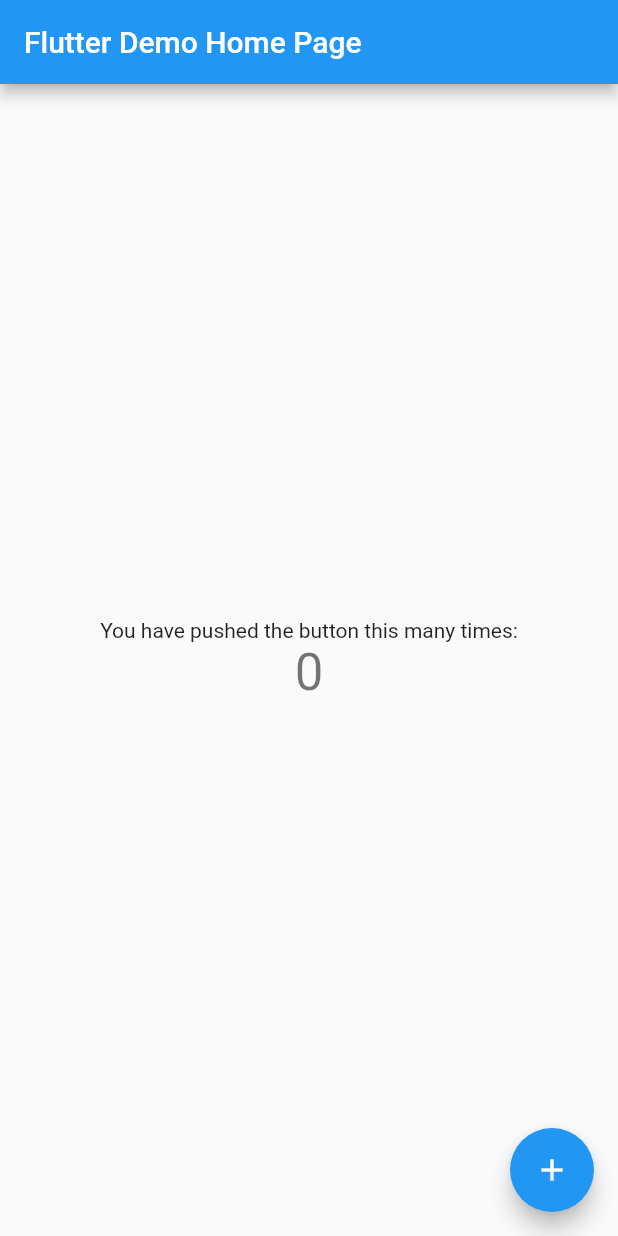
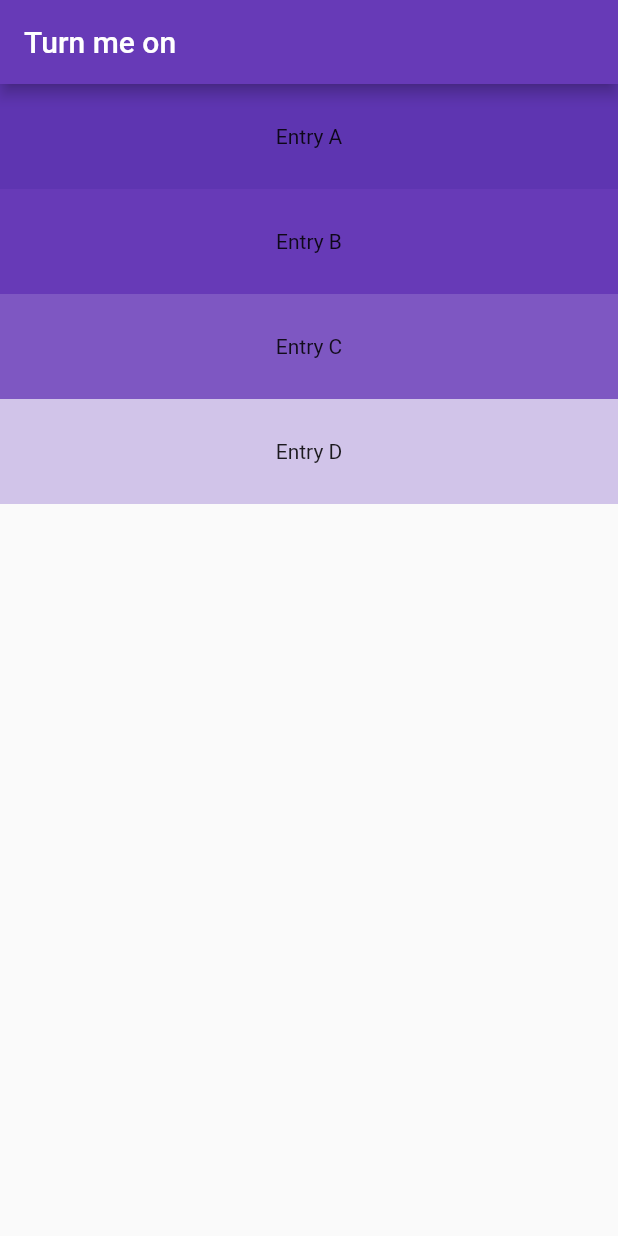
Before and after one commit to Neamar/turn_me_on, a Flutter app: the screen it shows after launch, on a phone screen of 412 x 824 dp. Run offline on Flutter 3.47's test engine with Material 2 defaults, Android fonts, the phone set to English and light mode, and no system bars.

Commit message:
Start work on Flutter

```diff
--- a/lib/main.dart
+++ b/lib/main.dart
@@ -9,103 +9,57 @@
     return MaterialApp(
       title: 'Flutter Demo',
       theme: ThemeData(
-        // This is the theme of your application.
-        //
-        // Try running your application with "flutter run". You'll see the
-        // application has a blue toolbar. Then, without quitting the app, try
-        // changing the primarySwatch below to Colors.green and then invoke
-        // "hot reload" (press "r" in the console where you ran "flutter run",
-        // or simply save your changes to "hot reload" in a Flutter IDE).
-        // Notice that the counter didn't reset back to zero; the application
-        // is not restarted.
-        primarySwatch: Colors.blue,
+        primarySwatch: Colors.deepPurple,
       ),
-      home: MyHomePage(title: 'Flutter Demo Home Page'),
+      home: Scaffold(
+        appBar: AppBar(
+          title: Text("Turn me on"),
+        ),
+        body: Level(toggles: 'TTT∀', initialState: '0000'),
+      ),
     );
   }
 }
 
-class MyHomePage extends StatefulWidget {
-  MyHomePage({Key key, this.title}) : super(key: key);
+class Level extends StatefulWidget {
+  Level({Key key, this.toggles, this.initialState}) : super(key: key);
 
-  // This widget is the home page of your application. It is stateful, meaning
-  // that it has a State object (defined below) that contains fields that affect
-  // how it looks.
-
-  // This class is the configuration for the state. It holds the values (in this
-  // case the title) provided by the parent (in this case the App widget) and
-  // used by the build method of the State. Fields in a Widget subclass are
-  // always marked "final".
-
-  final String title;
+  final String toggles;
+  final String initialState;
 
   @override
-  _MyHomePageState createState() => _MyHomePageState();
+  _LevelState createState() => _LevelState(initialState);
 }
 
-class _MyHomePageState extends State<MyHomePage> {
-  int _counter = 0;
+class _LevelState extends State<Level> {
+  String _currentState;
+  String _initialState;
 
-  void _incrementCounter() {
+  _LevelState(String initialState) {
+    this._currentState = initialState;
+    this._initialState = initialState;
+  }
+
+  void _pressToggle(int index) {
     setState(() {
-      // This call to setState tells the Flutter framework that something has
-      // changed in this State, which causes it to rerun the build method below
-      // so that the display can reflect the updated values. If we changed
-      // _counter without calling setState(), then the build method would not be
-      // called again, and so nothing would appear to happen.
-      _counter++;
+      // current_state[index] = "1";
     });
   }
 
   @override
   Widget build(BuildContext context) {
-    // This method is rerun every time setState is called, for instance as done
-    // by the _incrementCounter method above.
-    //
-    // The Flutter framework has been optimized to make rerunning build methods
-    // fast, so that you can just rebuild anything that needs updating rather
-    // than having to individually change instances of widgets.
-    return Scaffold(
-      appBar: AppBar(
-        // Here we take the value from the MyHomePage object that was created by
-        // the App.build method, and use it to set our appbar title.
-        title: Text(widget.title),
-      ),
-      body: Center(
-        // Center is a layout widget. It takes a single child and positions it
-        // in the middle of the parent.
-        child: Column(
-          // Column is also a layout widget. It takes a list of children and
-          // arranges them vertically. By default, it sizes itself to fit its
-          // children horizontally, and tries to be as tall as its parent.
-          //
-          // Invoke "debug painting" (press "p" in the console, choose the
-          // "Toggle Debug Paint" action from the Flutter Inspector in Android
-          // Studio, or the "Toggle Debug Paint" command in Visual Studio Code)
-          // to see the wireframe for each widget.
-          //
-          // Column has various properties to control how it sizes itself and
-          // how it positions its children. Here we use mainAxisAlignment to
-          // center the children vertically; the main axis here is the vertical
-          // axis because Columns are vertical (the cross axis would be
-          // horizontal).
-          mainAxisAlignment: MainAxisAlignment.center,
-          children: <Widget>[
-            Text(
-              'You have pushed the button this many times:',
-            ),
-            Text(
-              '$_counter',
-              style: Theme.of(context).textTheme.display1,
-            ),
-          ],
-        ),
-      ),
-      floatingActionButton: FloatingActionButton(
-        onPressed: _incrementCounter,
-        tooltip: 'Increment',
-        child: Icon(Icons.add),
-      ), // This trailing comma makes auto-formatting nicer for build methods.
+    final List<String> entries = <String>['A', 'B', 'C', 'D'];
+    final List<int> colorCodes = <int>[600, 500, 400, 100];
+
+    return ListView.builder(
+        itemCount: _currentState.length,
+        itemBuilder: (BuildContext context, int index) {
+          return Container(
+            height: 70,
+            color: Colors.deepPurple[colorCodes[index]],
+            child: Center(child: Text('Entry ${entries[index]}')),
+          );
+        }
     );
   }
 }
```
